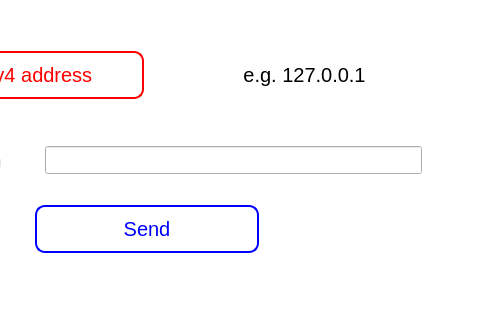
First picture: the form in ui/send_files.ui, repository kevinrvaz/remote-file-transfer, before the edit; both pictures show x 185 to 665 and y 145 to 465 of the 665 by 627 pixel window.
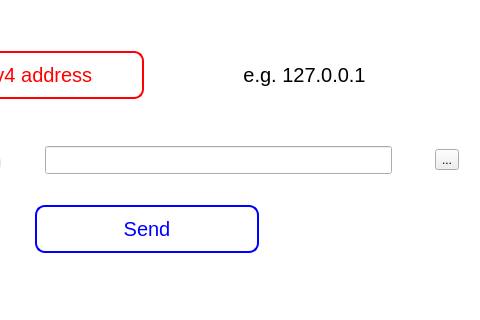
Second picture: the form after the edit.

What changed in the file:
```diff
--- a/ui/send_files.ui
+++ b/ui/send_files.ui
@@ -99,6 +99,13 @@
         </property>
        </widget>
       </item>
+      <item>
+       <widget class="QToolButton" name="toolButton">
+        <property name="text">
+         <string>...</string>
+        </property>
+       </widget>
+      </item>
      </layout>
     </item>
     <item>
```
